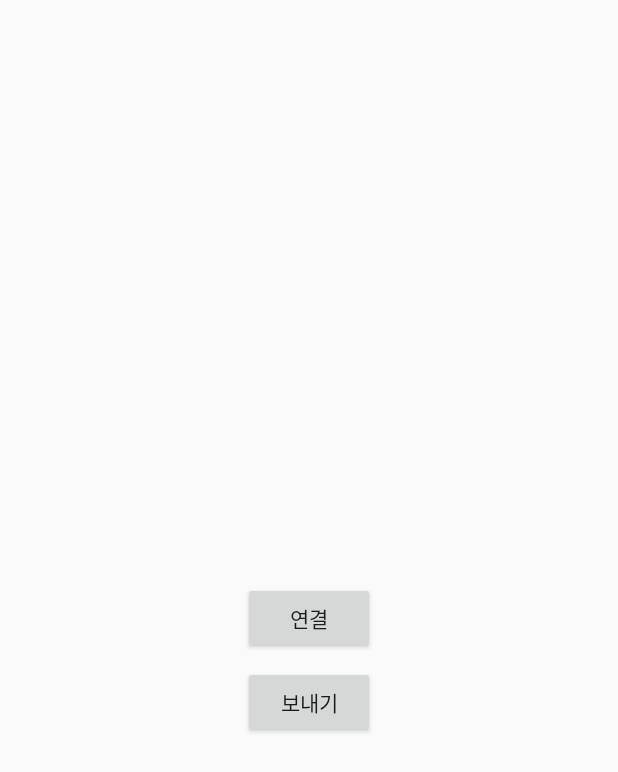
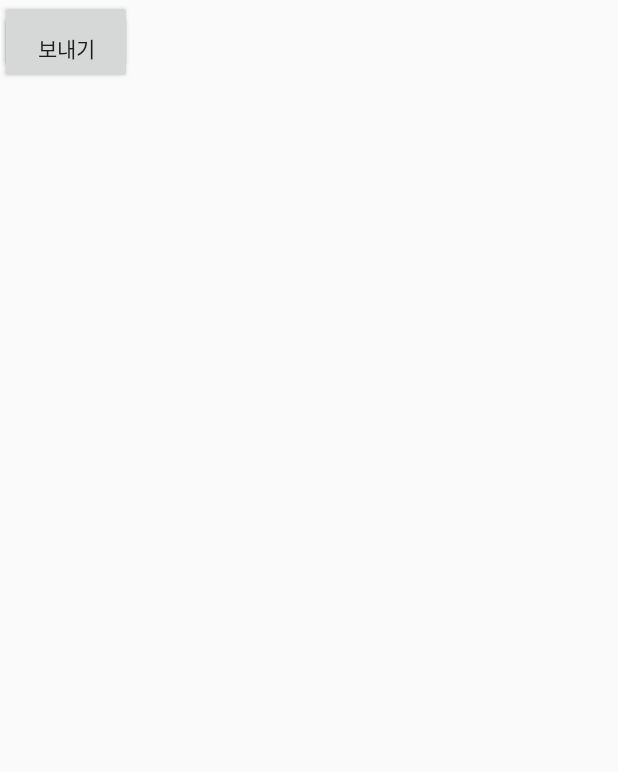
Before and after one commit to SeungHyeokJeon/ArduinoAlarmApp, an Android app: the layout activity_main.xml on its own in the app's theme, with its tools: preview values and no code run, on a phone screen of 412 x 824 dp. Shown: the top 772 px of the screen. Run offline under Robolectric (Android 15) with nearby library versions, the phone set to English and light mode, and no system bars.

```diff
--- a/bluetoothExample/app/src/main/res/layout/activity_main.xml
+++ b/bluetoothExample/app/src/main/res/layout/activity_main.xml
@@ -1,5 +1,5 @@
 <?xml version="1.0" encoding="utf-8"?>
-<android.support.constraint.ConstraintLayout xmlns:android="http://schemas.android.com/apk/res/android"
+<RelativeLayout xmlns:android="http://schemas.android.com/apk/res/android"
     xmlns:app="http://schemas.android.com/apk/res-auto"
     xmlns:tools="http://schemas.android.com/tools"
     android:layout_width="match_parent"
@@ -10,20 +10,13 @@
         android:id="@+id/btnConnect"
         android:layout_width="wrap_content"
         android:layout_height="wrap_content"
-        android:text="연결"
-        app:layout_constraintBottom_toBottomOf="parent"
-        app:layout_constraintLeft_toLeftOf="parent"
-        app:layout_constraintRight_toRightOf="parent"
-        app:layout_constraintTop_toTopOf="parent" />
+        android:text="연결" />
 
     <Button
         android:id="@+id/btnSend"
         android:layout_width="wrap_content"
         android:layout_height="wrap_content"
         android:layout_marginTop="8dp"
-        android:text="보내기"
-        app:layout_constraintLeft_toLeftOf="parent"
-        app:layout_constraintRight_toRightOf="parent"
-        app:layout_constraintTop_toBottomOf="@+id/btnConnect" />
+        android:text="보내기" />
 
-</android.support.constraint.ConstraintLayout>
+</RelativeLayout>
```
